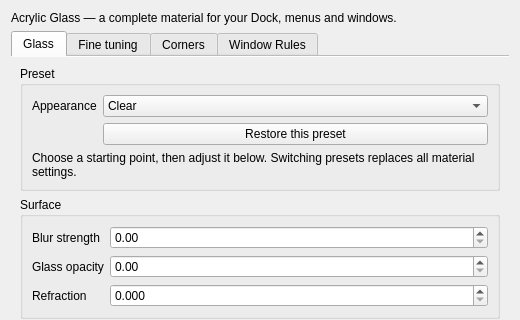
This is src/offline/kwin-effects/acrylic-glass/src/kcm/config.ui in Tias-dev/macos-tahoe-liquid-kde as Qt 5 draws it before an edit; both pictures show x 0 to 520 and y 0 to 320 of the 520 by 520 pixel window. The edited form follows.
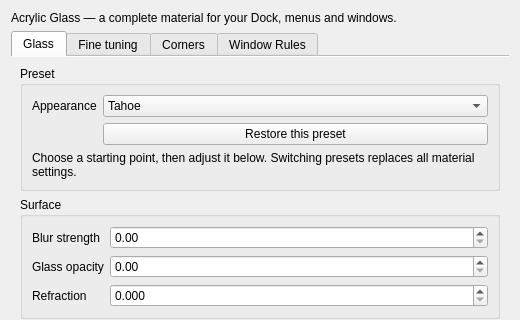
This is the edited form. Custom widgets are drawn as their Qt base class.

Diff of the .ui file:
```diff
--- a/src/offline/kwin-effects/acrylic-glass/src/kcm/config.ui
+++ b/src/offline/kwin-effects/acrylic-glass/src/kcm/config.ui
@@ -48,12 +48,7 @@
            </widget>
           </item>
           <item row="0" column="1">
-           <widget class="QComboBox" name="kcfg_MaterialPreset">
-            <item>
-             <property name="text">
-              <string>Clear</string>
-             </property>
-            </item>
+           <widget class="PresetComboBox" name="kcfg_MaterialPreset">
             <item>
              <property name="text">
               <string>Tahoe</string>
@@ -658,6 +653,11 @@
  <resources />
  <connections />
  <customwidgets>
+  <customwidget>
+   <class>PresetComboBox</class>
+   <extends>QComboBox</extends>
+   <header>presetcombobox.h</header>
+  </customwidget>
   <customwidget>
    <class>KColorButton</class>
    <extends>QPushButton</extends>
```
